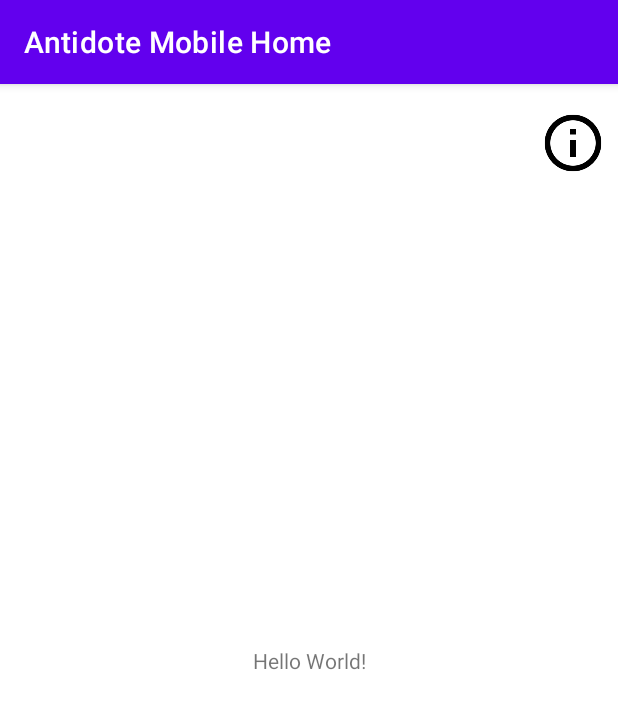
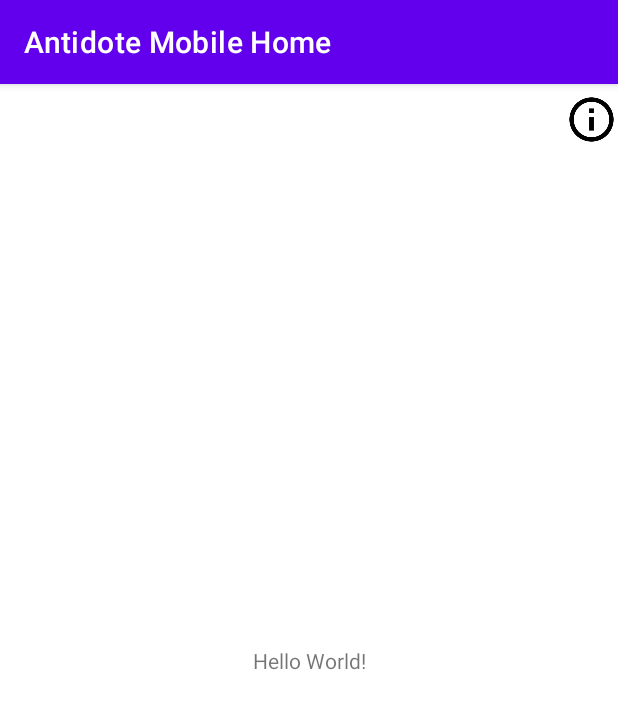
Before and after one commit to fbarry/Antidote-Mobile, an Android app: the screen it shows after launch (MainActivity), on a phone screen of 412 x 824 dp. Shown: the top 709 px of the screen. Run offline under Robolectric (Android 15) with nearby library versions, the phone set to English and light mode, and no system bars.

Commit message:
Moved and resized info button

```diff
--- a/app/src/main/res/layout/activity_main.xml
+++ b/app/src/main/res/layout/activity_main.xml
@@ -7,21 +7,21 @@
     tools:context=".MainActivity">
 
     <ImageButton
-        android:contentDescription="@string/InfoButtonDesc"
-        android:onClick="openInfoPage"
         android:id="@+id/infoButton"
-        android:layout_width="45dp"
-        android:layout_height="45dp"
+        android:layout_width="35dp"
+        android:layout_height="35dp"
         android:adjustViewBounds="true"
         android:background="#00FFFFFF"
+        android:contentDescription="@string/InfoButtonDesc"
         android:cropToPadding="true"
+        android:onClick="openInfoPage"
         android:scaleType="fitCenter"
         app:layout_constraintBottom_toBottomOf="parent"
-        app:layout_constraintHorizontal_bias="0.98"
+        app:layout_constraintHorizontal_bias="1.0"
         app:layout_constraintLeft_toLeftOf="parent"
         app:layout_constraintRight_toRightOf="parent"
         app:layout_constraintTop_toTopOf="parent"
-        app:layout_constraintVertical_bias="0.023"
+        app:layout_constraintVertical_bias="0.008"
         app:srcCompat="@drawable/info_icon" />
 
     <TextView
```
